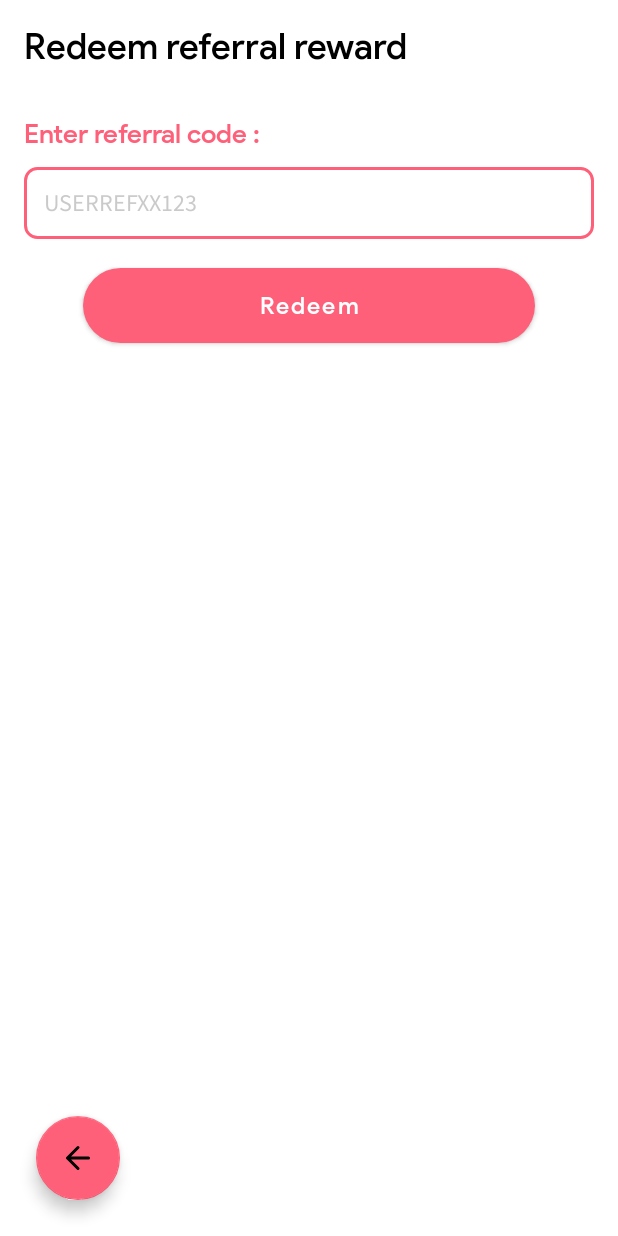
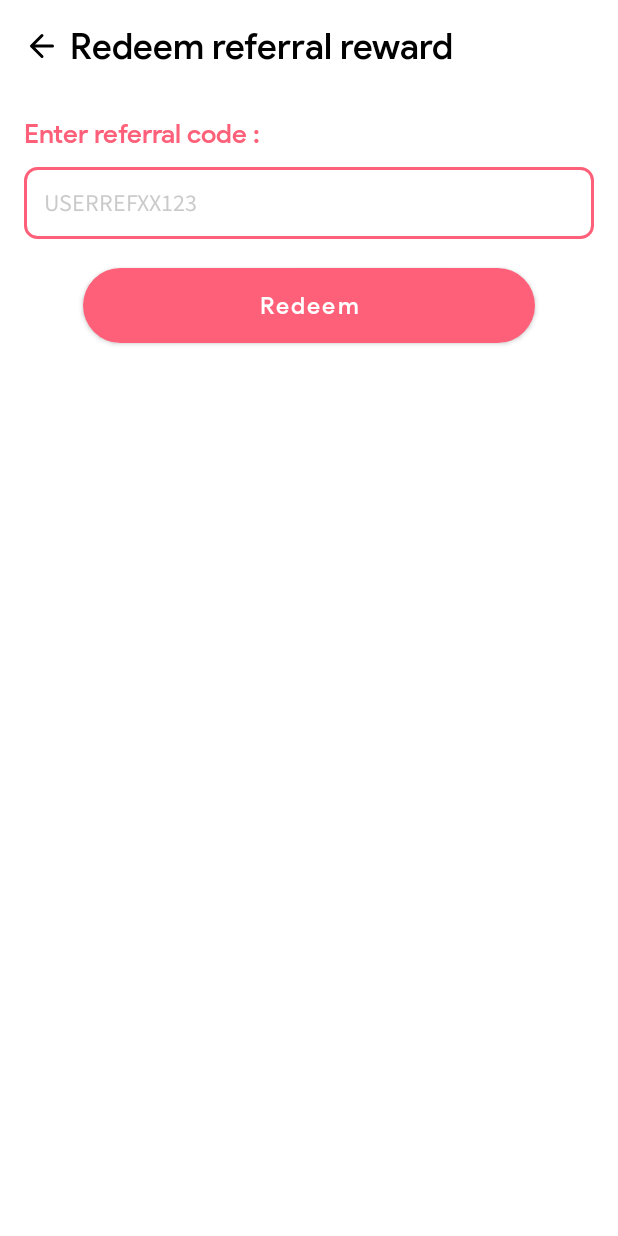
Before and after one commit to abdelillahbel/WiniWalkAndroid, an Android app: the ReferralActivity screen opened directly, with no data from a screen before it, on a phone screen of 412 x 824 dp. Run offline under Robolectric (Android 15) with nearby library versions, the phone set to English and light mode, and no system bars; our stand-ins replace Firebase (no records; nobody signed in at launch, a user with empty details on screens opened directly), sdp/ssp sizes; libraries missing offline, so code that uses them is left out: com.github.razir.progressbutton, com.shashank.sony; 2 statements that could not run were skipped.

Commit message:
UI Improvement

```diff
--- a/app/src/main/java/com/abdelillahbel/winiwalk/fragments/ProfileFragment.java
+++ b/app/src/main/java/com/abdelillahbel/winiwalk/fragments/ProfileFragment.java
@@ -37,7 +37,7 @@ import de.hdodenhof.circleimageview.CircleImageView;
 public class ProfileFragment extends Fragment {
 
 
-    FloatingActionButton btn_get_reward;
+    TextView btn_get_reward;
     boolean redeemCodeUsed;
     private String currentUserEmail;
     private FirebaseAuth mAuth;
@@ -74,7 +74,7 @@ public class ProfileFragment extends Fragment {
         // Inflate the layout for this fragment
         View view = inflater.inflate(R.layout.fragment_profile, container, false);
 
-        btn_get_reward = (FloatingActionButton) view.findViewById(R.id.fabRedeemReward);
+        btn_get_reward =  view.findViewById(R.id.redeemReward);
         logoutBtn  = view.findViewById(R.id.logout_btn);
 
         redeemCodeUsedRef.addValueEventListener(new ValueEventListener() {
--- a/app/src/main/java/com/abdelillahbel/winiwalk/ui/ReferralActivity.java
+++ b/app/src/main/java/com/abdelillahbel/winiwalk/ui/ReferralActivity.java
@@ -11,6 +11,7 @@ import android.view.View;
 import android.view.inputmethod.InputMethodManager;
 import android.widget.Button;
 import android.widget.EditText;
+import android.widget.ImageView;
 import android.widget.Toast;
 
 import androidx.annotation.NonNull;
@@ -41,7 +42,7 @@ public class ReferralActivity extends AppCompatActivity {
     private final int rewardAmount = 5;
     boolean redeemCodeUsed;
     Button rewardBtn;
-    private FloatingActionButton fab_back;
+    private ImageView back_btn;
     private int refereeCoinsAmount;
     // private Button rewardBtn;
     private EditText refCodeInput;
@@ -57,7 +58,7 @@ public class ReferralActivity extends AppCompatActivity {
 
         rewardBtn = findViewById(R.id.claim_reward_btn);
         refCodeInput = findViewById(R.id.ref_code_input);
-        fab_back = findViewById(R.id.fab_back_ref_activity);
+        back_btn = findViewById(R.id.back_ref_activity);
 
         // button animation
         ProgressButtonHolderKt.bindProgressButton(this, rewardBtn);
@@ -86,7 +87,7 @@ public class ReferralActivity extends AppCompatActivity {
 
 
         // return back
-        fab_back.setOnClickListener(view -> {
+        back_btn.setOnClickListener(view -> {
             super.onBackPressed();
         });
 
--- a/app/src/main/res/drawable/back_coins.xml
+++ b/app/src/main/res/drawable/back_coins.xml
@@ -4,7 +4,7 @@
     <size
         android:width="@null"
         android:height="@null" />
-    <corners android:radius="40dp" />
-    <solid android:color="#FF040415" />
+    <corners android:radius="30dp" />
+    <solid android:color="#FFFF6079" />
 
 </shape>
--- a/app/src/main/res/layout/activity_referral.xml
+++ b/app/src/main/res/layout/activity_referral.xml
@@ -6,18 +6,37 @@
     android:layout_height="match_parent"
     tools:context=".ui.ReferralActivity">
 
-    <TextView
-        android:id="@+id/textView4"
+    <LinearLayout
+        android:id="@+id/layoutbottom2"
         android:layout_width="wrap_content"
         android:layout_height="wrap_content"
+        app:layout_constraintTop_toTopOf="parent"
+        android:layout_marginTop="16dp"
         android:layout_marginStart="16dp"
-        android:layout_marginTop="16dp"
-        android:fontFamily="@font/google_sans_medium"
-        android:text="Redeem referral reward"
-        android:textColor="@color/black"
-        android:textSize="24sp"
         app:layout_constraintStart_toStartOf="parent"
-        app:layout_constraintTop_toTopOf="parent" />
+        android:gravity="center_vertical"
+        android:orientation="horizontal">
+
+        <ImageView
+            android:id="@+id/back_ref_activity"
+            android:clickable="true"
+            android:focusable="true"
+            android:layout_width="wrap_content"
+            android:layout_height="wrap_content"
+            android:layout_marginEnd="@dimen/_5sdp"
+            android:src="@drawable/ic_arrow_left" />
+
+        <TextView
+            android:id="@+id/textView4"
+            android:layout_width="wrap_content"
+            android:layout_height="wrap_content"
+            android:fontFamily="@font/google_sans_medium"
+            android:text="Redeem referral reward"
+            android:textColor="@color/black"
+            android:textSize="24sp" />
+
+    </LinearLayout>
+
 
     <LinearLayout
         android:layout_width="match_parent"
@@ -28,7 +47,7 @@
         android:orientation="vertical"
         app:layout_constraintEnd_toEndOf="parent"
         app:layout_constraintStart_toStartOf="parent"
-        app:layout_constraintTop_toBottomOf="@+id/textView4">
+        app:layout_constraintTop_toBottomOf="@+id/layoutbottom2">
 
         <TextView
             android:id="@+id/textView7"
@@ -71,18 +90,5 @@
 
     </LinearLayout>
 
-    <com.google.android.material.floatingactionbutton.FloatingActionButton
-        android:id="@+id/fab_back_ref_activity"
-        android:layout_width="wrap_content"
-        android:layout_height="wrap_content"
-        android:layout_marginStart="24dp"
-        android:layout_marginBottom="24dp"
-        android:clickable="true"
-        android:focusable="true"
-        app:backgroundTint="#FFFF6079"
-        app:layout_constraintBottom_toBottomOf="parent"
-        app:layout_constraintStart_toStartOf="parent"
-        app:srcCompat="@drawable/ic_arrow_left"
-        tools:ignore="ContentDescription" />
 
 </androidx.constraintlayout.widget.ConstraintLayout>
```
Also changed, not shown: app/src/main/res/drawable/empty_profile_pic.xml (added, +10 -0 lines), app/src/main/res/layout/fragment_profile.xml (+17 -22 lines).
